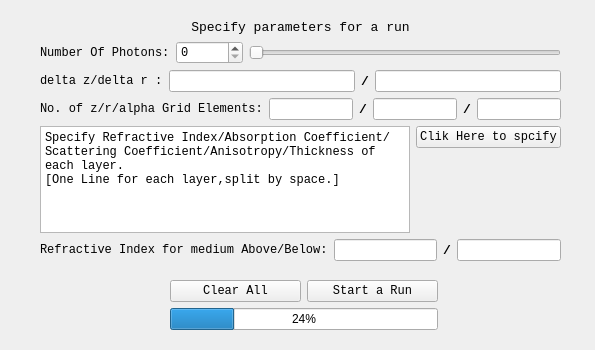
Old version of the form mainwidgets/confparas.ui in the repository SimonCqk/Photon_Propagation_Simulation.
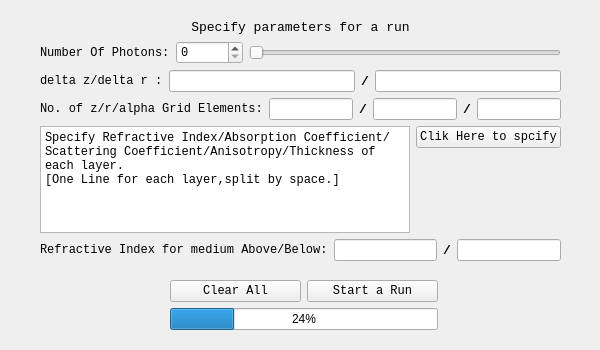
New version of the form.

```diff
--- a/mainwidgets/confparas.ui
+++ b/mainwidgets/confparas.ui
@@ -6,7 +6,7 @@
    <rect>
     <x>0</x>
     <y>0</y>
-    <width>595</width>
+    <width>600</width>
     <height>350</height>
    </rect>
   </property>
```
